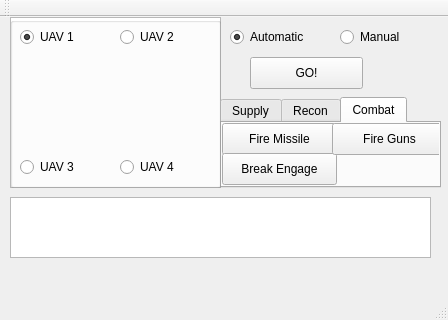
This is mainwindow.ui in Qt-Widgets/AOOD_UAV as Qt 5 draws it before an edit. The edited form follows.
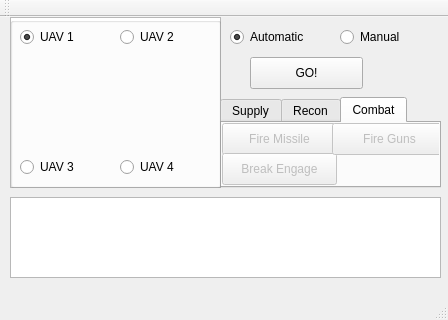
This is the edited form.

Commit message: Enabling/Disabling Buttons

Diff of the .ui file:
```diff
--- a/mainwindow.ui
+++ b/mainwindow.ui
@@ -90,6 +90,9 @@
       <string>Combat</string>
      </attribute>
      <widget class="QPushButton" name="pushButton_15">
+      <property name="enabled">
+       <bool>false</bool>
+      </property>
       <property name="geometry">
        <rect>
         <x>0</x>
@@ -103,6 +106,9 @@
       </property>
      </widget>
      <widget class="QPushButton" name="pushButton_17">
+      <property name="enabled">
+       <bool>false</bool>
+      </property>
       <property name="geometry">
        <rect>
         <x>0</x>
@@ -116,6 +122,9 @@
       </property>
      </widget>
      <widget class="QPushButton" name="pushButton_18">
+      <property name="enabled">
+       <bool>false</bool>
+      </property>
       <property name="geometry">
        <rect>
         <x>110</x>
@@ -135,8 +144,8 @@
      <rect>
       <x>10</x>
       <y>180</y>
-      <width>421</width>
-      <height>61</height>
+      <width>431</width>
+      <height>81</height>
      </rect>
     </property>
     <property name="html">
```
Left out of the diff: 15 changed lines with no effect on the pictures. The commit also changes 1 other file.
